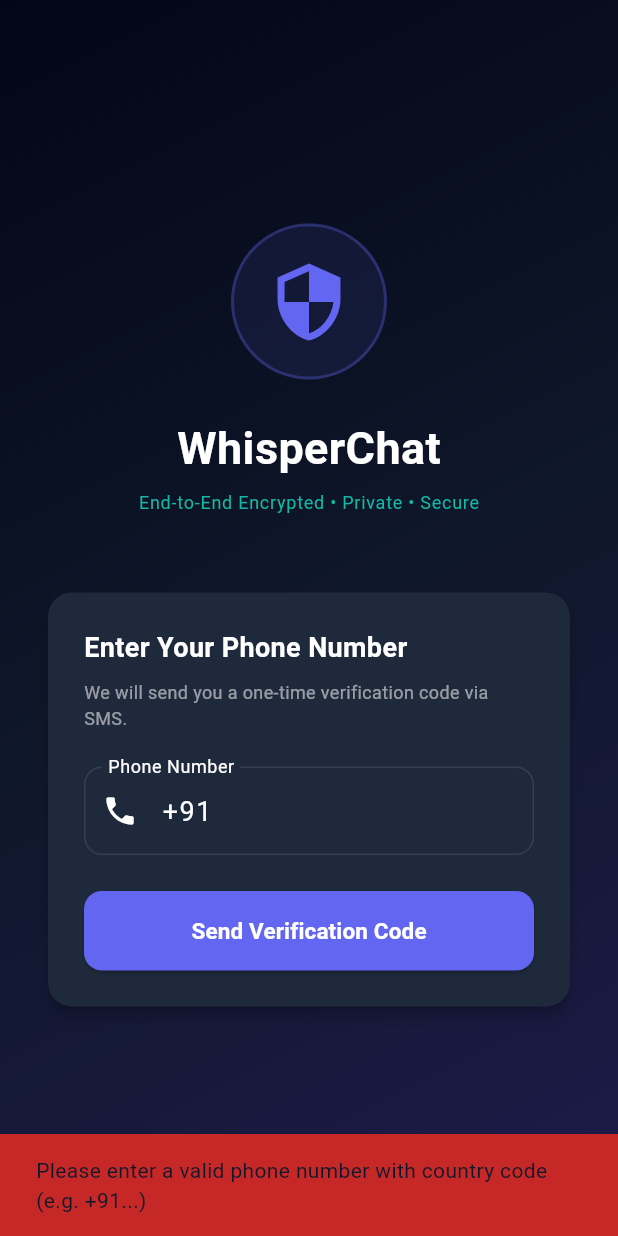
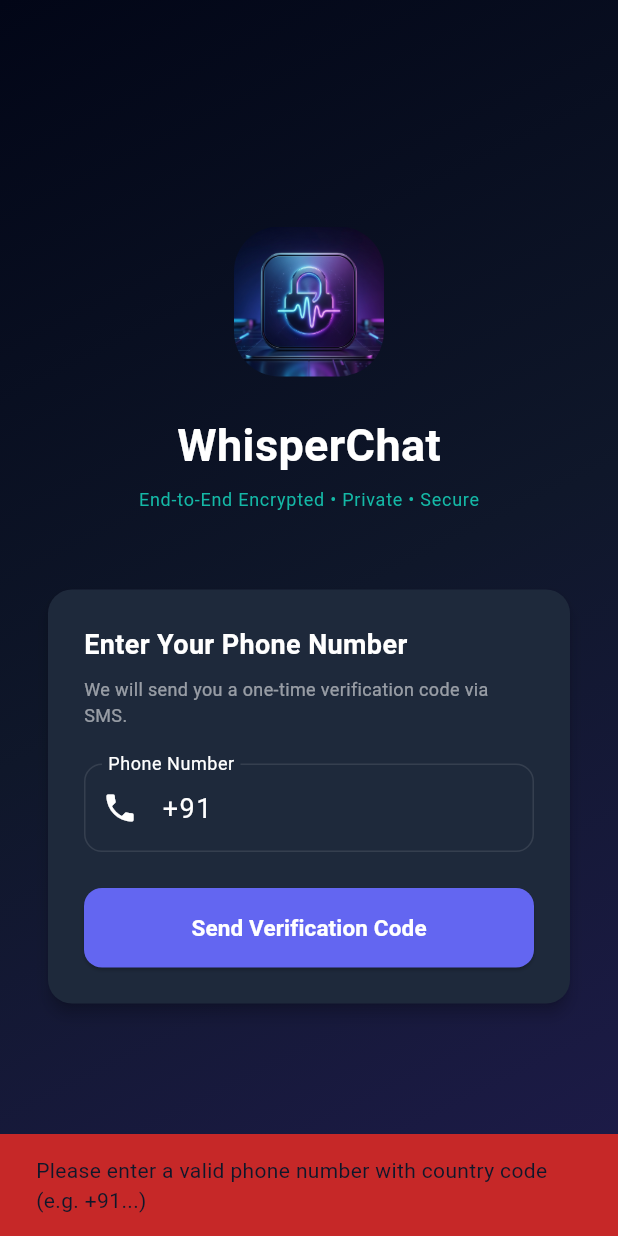
Before and after one commit to sreerag115/hush-chat, a Flutter app: the screen it shows after launch, after a tap on "Send Verification Code", on a phone screen of 412 x 824 dp. Run offline on Flutter 3.47's test engine with Material 3 defaults, Android fonts, the phone set to English and light mode, and no system bars; our stand-ins replace audioplayers, cloud_firestore, firebase_auth, firebase_core, flutter_secure_storage, hive and 2 more; missing offline and left inert: cryptography, flutter_webrtc, record; accounts and stored records are empty; generated files the repository leaves out were written again.

Commit message:
feat: setup Firebase, add WebRTC calls, fix splash and login screen logo asset, build optimized split release APKs

```diff
--- a/whisper_chat_app/lib/main.dart
+++ b/whisper_chat_app/lib/main.dart
@@ -1,4 +1,4 @@
-import 'package:firebase_core/firebase_core.dart';
+import 'package:firebase_core/firebase_core.dart' show Firebase, FirebaseOptions;
 import 'package:flutter/material.dart';
 import 'package:provider/provider.dart';
 
@@ -11,71 +11,102 @@ import 'screens/login_screen.dart';
 import 'screens/home_screen.dart';
 import 'screens/call_screen.dart';
 
-void main() async {
+// Call runApp() FIRST — no awaits before this.
+// Everything initializes inside the widget tree using FutureBuilder.
+void main() {
   WidgetsFlutterBinding.ensureInitialized();
-
-  // Initialize Firebase
-  await Firebase.initializeApp(
-    options: DefaultFirebaseOptions.currentPlatform,
-  );
-
-  // Initialize local encrypted database
-  await DatabaseService().init();
-
-  // Initialize WebRTC renderers
   final webrtcService = WebRtcService();
-  await webrtcService.init();
-
-  // Check if user is already logged in (Firebase + local keys)
-  final secureStorage = SecureStorageService();
-  final uid = await secureStorage.getUid();
-  final hasKeys = await secureStorage.getPrivateKey() != null;
-
-  // If logged in via Firebase AND has local E2EE keys, go home
-  final firebase = FirebaseService();
-  final isFullyLoggedIn = firebase.currentUser != null && uid != null && hasKeys;
-
-  if (isFullyLoggedIn) {
-    await firebase.setPresence(true);
-    await firebase.syncContacts();
-  }
+  final firebaseService = FirebaseService();
 
   runApp(
     MultiProvider(
       providers: [
-        ChangeNotifierProvider<FirebaseService>.value(value: firebase),
+        ChangeNotifierProvider<FirebaseService>.value(value: firebaseService),
         ChangeNotifierProvider<WebRtcService>.value(value: webrtcService),
       ],
-      child: WhisperApp(isLoggedIn: isFullyLoggedIn),
+      child: HushApp(
+        webrtcService: webrtcService,
+        firebaseService: firebaseService,
+      ),
     ),
   );
 }
 
-class WhisperApp extends StatelessWidget {
-  final bool isLoggedIn;
-  const WhisperApp({super.key, required this.isLoggedIn});
+Future<String> _initializeApp() async {
+  // Small delay to ensure platform channels are fully ready after runApp()
+  await Future.delayed(const Duration(milliseconds: 300));
+
+  String firebaseResult = 'not_tried';
+
+  // Try without options first (native auto-init from google-services.json)
+  try {
+    if (Firebase.apps.isEmpty) {
+      await Firebase.initializeApp();
+      firebaseResult = 'success_no_options';
+    } else {
+      firebaseResult = 'already_initialized';
+    }
+  } catch (e1) {
+    firebaseResult = 'no_options_failed: $e1';
+    // Fallback: try with explicit options
+    try {
+      if (Firebase.apps.isEmpty) {
+        await Firebase.initializeApp(
+          options: DefaultFirebaseOptions.currentPlatform,
+        );
+        firebaseResult = 'success_with_options';
+      }
+    } catch (e2) {
+      firebaseResult = 'both_failed: $e2';
+    }
+  }
+
+  debugPrint('🔥 Firebase init result: $firebaseResult');
+
+  // Local Hive DB
+  try {
+    await DatabaseService().init();
+  } catch (e) {
+    debugPrint('DB init: $e');
+  }
+
+  return firebaseResult;
+}
+
+class HushApp extends StatelessWidget {
+  final WebRtcService webrtcService;
+  final FirebaseService firebaseService;
+
+  const HushApp({
+    super.key,
+    required this.webrtcService,
+    required this.firebaseService,
+  });
 
   @override
   Widget build(BuildContext context) {
     return MaterialApp(
-      title: 'WhisperChat',
+      title: 'Hush',
       debugShowCheckedModeBanner: false,
       theme: _buildTheme(),
-      home: Scaffold(
-        body: Stack(
-          children: [
-            isLoggedIn ? const HomeScreen() : const LoginScreen(),
-            // Global call overlay — appears over any screen when a call is ringing or active
-            Consumer<WebRtcService>(
-              builder: (context, webrtc, _) {
-                if (webrtc.callState != CallState.idle) {
-                  return const CallScreen();
-                }
-                return const SizedBox.shrink();
-              },
-            ),
-          ],
-        ),
+      home: FutureBuilder<String>(
+        future: _initializeApp(),
+        builder: (context, snapshot) {
+          // Show splash while initializing
+          if (!snapshot.hasData) {
+            return const _SplashScreen();
+          }
+          final firebaseResult = snapshot.data ?? 'unknown';
+          final firebaseOk = firebaseResult.startsWith('success') ||
+              firebaseResult == 'already_initialized';
+          // Initialization complete — show main app
+          return _MainShell(
+            webrtcService: webrtcService,
+            firebaseService: firebaseService,
+            firebaseInitResult: firebaseResult,
+            firebaseReady: firebaseOk,
+          );
+        },
       ),
     );
   }
@@ -85,10 +116,10 @@ class WhisperApp extends StatelessWidget {
       brightness: Brightness.dark,
       useMaterial3: true,
       colorScheme: const ColorScheme.dark(
-        primary: Color(0xFF6366F1),     // Indigo 500
-        secondary: Color(0xFF14B8A6),   // Teal 500
-        surface: Color(0xFF0F172A),     // Slate 900
-        background: Color(0xFF020617), // Slate 950
+        primary: Color(0xFF6366F1),
+        secondary: Color(0xFF14B8A6),
+        surface: Color(0xFF0F172A),
+        background: Color(0xFF020617),
         error: Color(0xFFEF4444),
       ),
       scaffoldBackgroundColor: const Color(0xFF020617),
@@ -102,7 +133,7 @@ class WhisperApp extends StatelessWidget {
           color: Colors.white,
         ),
       ),
-      cardTheme: CardTheme(
+      cardTheme: CardThemeData(
         color: const Color(0xFF1E293B),
         shape: RoundedRectangleBorder(borderRadius: BorderRadius.circular(16)),
         elevation: 4,
@@ -126,3 +157,138 @@ class WhisperApp extends StatelessWidget {
     );
   }
 }
+
+class _SplashScreen extends StatelessWidget {
+  const _SplashScreen();
+
+  @override
+  Widget build(BuildContext context) {
+    return Scaffold(
+      backgroundColor: const Color(0xFF020617),
+      body: Center(
+        child: Column(
+          mainAxisSize: MainAxisSize.min,
+          children: [
+            ClipRRect(
+              borderRadius: BorderRadius.circular(24),
+              child: Image.asset(
+                'assets/images/logo.png',
+                width: 80,
+                height: 80,
+                fit: BoxFit.cover,
+              ),
+            ),
+            const SizedBox(height: 24),
+            const Text(
+              'Hush',
+              style: TextStyle(
+                fontSize: 32,
+                fontWeight: FontWeight.bold,
+                color: Colors.white,
+                letterSpacing: 2,
+              ),
+            ),
+            const SizedBox(height: 8),
+            const Text(
+              'Private. Encrypted. Yours.',
+              style: TextStyle(color: Colors.white38, fontSize: 14),
+            ),
+            const SizedBox(height: 48),
+            const SizedBox(
+              width: 24,
+              height: 24,
+              child: CircularProgressIndicator(
+                strokeWidth: 2,
+                color: Color(0xFF6366F1),
+              ),
+            ),
+          ],
+        ),
+      ),
+    );
+  }
+}
+
+class _MainShell extends StatefulWidget {
+  final WebRtcService webrtcService;
+  final FirebaseService firebaseService;
+  final String firebaseInitResult;
+  final bool firebaseReady;
+
+  const _MainShell({
+    required this.webrtcService,
+    required this.firebaseService,
+    required this.firebaseInitResult,
+    required this.firebaseReady,
+  });
+
+  @override
+  State<_MainShell> createState() => _MainShellState();
+}
+
+class _MainShellState extends State<_MainShell> {
+  bool _isLoggedIn = false;
+
+  @override
+  void initState() {
+    super.initState();
+    _checkLoginAndInit();
+  }
+
+  Future<void> _checkLoginAndInit() async {
+    // Check login state
+    final secureStorage = SecureStorageService();
+    final uid = await secureStorage.getUid();
+    final hasKeys = await secureStorage.getPrivateKey() != null;
+    bool firebaseReady = false;
+    try {
+      firebaseReady = Firebase.apps.isNotEmpty;
+    } catch (_) {}
+    final loggedIn = firebaseReady &&
+        widget.firebaseService.currentUser != null &&
+        uid != null &&
+        hasKeys;
+
+    if (mounted) setState(() => _isLoggedIn = loggedIn);
+
+    // Init WebRTC after UI is shown
+    try {
+      await widget.webrtcService.init();
+    } catch (e) {
+      debugPrint('WebRTC: $e');
+    }
+
+    // Sync if logged in
+    if (loggedIn) {
+      try {
+        await widget.firebaseService.setPresence(true);
+        await widget.firebaseService.syncContacts();
+      } catch (e) {
+        debugPrint('Sync: $e');
+      }
+    }
+  }
+
+  @override
+  Widget build(BuildContext context) {
+    return Scaffold(
+      body: Stack(
+        children: [
+          Positioned.fill(
+            child: _isLoggedIn ? const HomeScreen() : const LoginScreen(),
+          ),
+          Positioned.fill(
+            child: Consumer<WebRtcService>(
+              builder: (context, webrtc, _) {
+                if (webrtc.callState != CallState.idle) {
+                  return const CallScreen();
+                }
+                return const SizedBox.shrink();
+              },
+            ),
+          ),
+        ],
+      ),
+    );
+  }
+}
--- a/whisper_chat_app/lib/screens/home_screen.dart
+++ b/whisper_chat_app/lib/screens/home_screen.dart
@@ -2,6 +2,7 @@ import 'package:flutter/material.dart';
 import 'package:provider/provider.dart';
 
 import '../models/chat_thread.dart';
+import '../services/crypto_service.dart';
 import '../services/database_service.dart';
 import '../services/firebase_service.dart';
 import 'chat_screen.dart';
--- a/whisper_chat_app/lib/screens/login_screen.dart
+++ b/whisper_chat_app/lib/screens/login_screen.dart
@@ -136,17 +136,14 @@ class _LoginScreenState extends State<LoginScreen> {
               mainAxisAlignment: MainAxisAlignment.center,
               children: [
                 // Logo
-                Container(
-                  padding: const EdgeInsets.all(22),
-                  decoration: BoxDecoration(
-                    shape: BoxShape.circle,
-                    color: theme.colorScheme.primary.withOpacity(0.1),
-                    border: Border.all(
-                      color: theme.colorScheme.primary.withOpacity(0.3),
-                      width: 2,
-                    ),
+                ClipRRect(
+                  borderRadius: BorderRadius.circular(30),
+                  child: Image.asset(
+                    'assets/images/logo.png',
+                    width: 100,
+                    height: 100,
+                    fit: BoxFit.cover,
                   ),
-                  child: Icon(Icons.security, size: 56, color: theme.colorScheme.primary),
                 ),
                 const SizedBox(height: 24),
                 const Text('WhisperChat',
--- a/whisper_chat_app/lib/services/firebase_service.dart
+++ b/whisper_chat_app/lib/services/firebase_service.dart
@@ -19,8 +19,9 @@ class FirebaseService extends ChangeNotifier {
   factory FirebaseService() => _instance;
   FirebaseService._internal();
 
-  final FirebaseAuth _auth = FirebaseAuth.instance;
-  final FirebaseFirestore _db = FirebaseFirestore.instance;
+  // Lazy getters — only accessed after Firebase.initializeApp() completes
+  FirebaseAuth get _auth => FirebaseAuth.instance;
+  FirebaseFirestore get _db => FirebaseFirestore.instance;
 
   final CryptoService _crypto = CryptoService();
   final DatabaseService _localDb = DatabaseService();
```
Also changed, not shown: whisper_chat_app/analysis_options.yaml (added, +28 -0 lines), whisper_chat_app/lib/screens/chat_screen.dart (+22 -34 lines), whisper_chat_app/lib/services/crypto_service.dart (+3 -4 lines), whisper_chat_app/pubspec.yaml (+8 -7 lines), whisper_chat_app/assets/images/logo.png (added), whisper_chat_app/firebase.json (added), whisper_chat_app/pubspec.lock (added), 127 other files.
